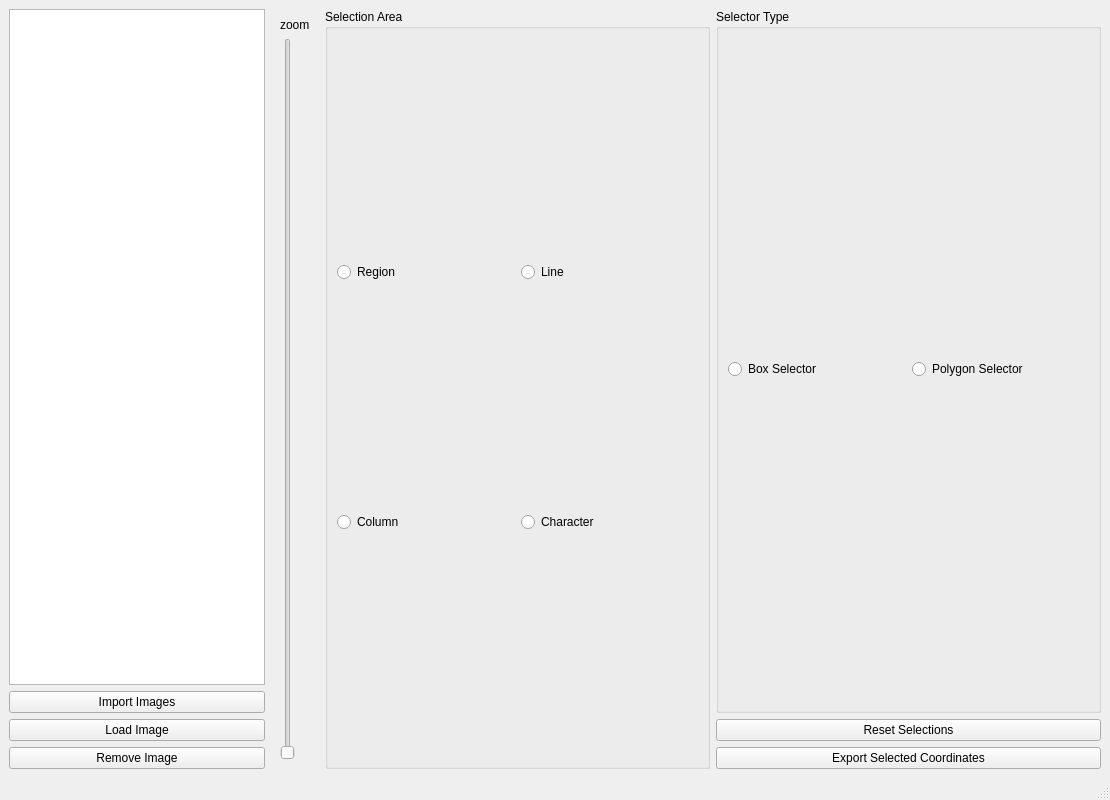
Above: pysesh/core/modules/preprocessing/annotator.ui from D-K-E/PySesh before the change. Below: the same form after it.
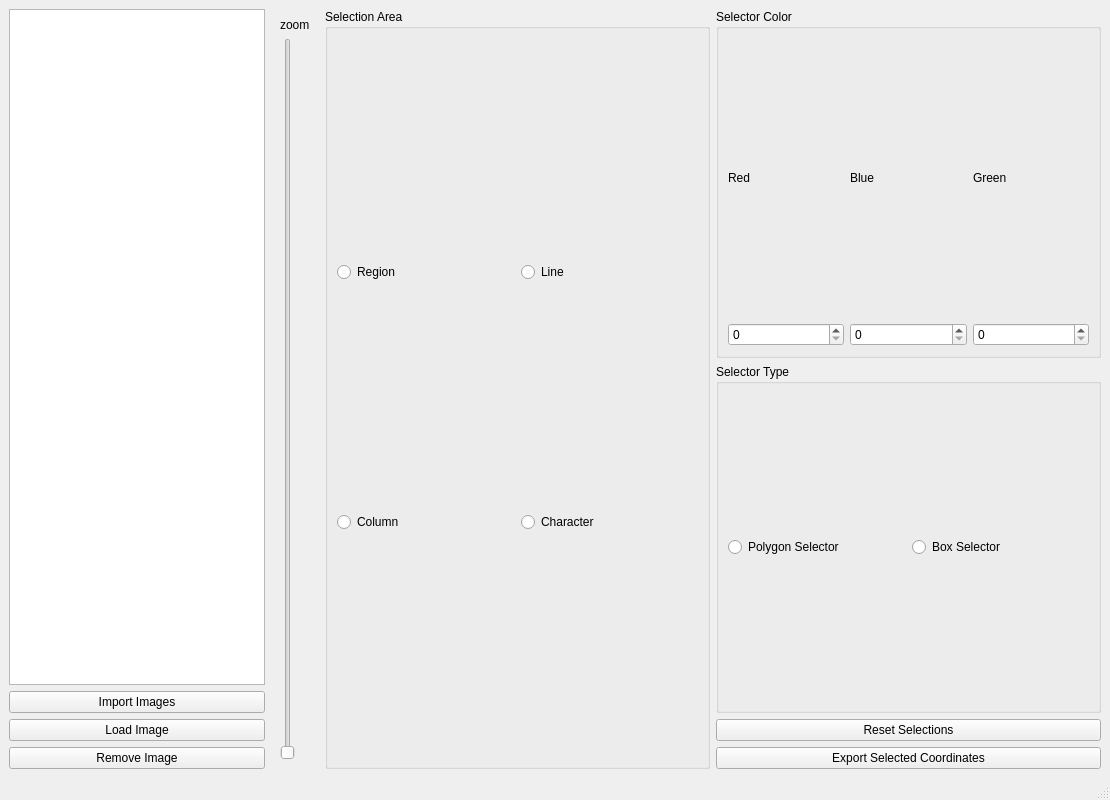
That is the form after the change.

What changed in the file:
```diff
--- a/pysesh/core/modules/preprocessing/annotator.ui
+++ b/pysesh/core/modules/preprocessing/annotator.ui
@@ -136,6 +136,69 @@
           </item>
           <item>
            <layout class="QVBoxLayout" name="verticalLayout_2">
+            <item>
+             <widget class="QGroupBox" name="SelectorColorWidget">
+              <property name="title">
+               <string>Selector Color</string>
+              </property>
+              <layout class="QHBoxLayout" name="horizontalLayout_4">
+               <item>
+                <layout class="QVBoxLayout" name="ColorRedBoxLayout">
+                 <item>
+                  <widget class="QLabel" name="ColorRedLabel">
+                   <property name="text">
+                    <string>Red</string>
+                   </property>
+                  </widget>
+                 </item>
+                 <item>
+                  <widget class="QSpinBox" name="ColorRedSBox">
+                   <property name="maximum">
+                    <number>255</number>
+                   </property>
+                  </widget>
+                 </item>
+                </layout>
+               </item>
+               <item>
+                <layout class="QVBoxLayout" name="ColorBlueLayout">
+                 <item>
+                  <widget class="QLabel" name="ColorBlueLabel">
+                   <property name="text">
+                    <string>Blue</string>
+                   </property>
+                  </widget>
+                 </item>
+                 <item>
+                  <widget class="QSpinBox" name="ColorBlueSBox">
+                   <property name="maximum">
+                    <number>255</number>
+                   </property>
+                  </widget>
+                 </item>
+                </layout>
+               </item>
+               <item>
+                <layout class="QVBoxLayout" name="ColorGreenLayout">
+                 <item>
+                  <widget class="QLabel" name="ColorGreenLabel">
+                   <property name="text">
+                    <string>Green</string>
+                   </property>
+                  </widget>
+                 </item>
+                 <item>
+                  <widget class="QSpinBox" name="ColorGreenSBox">
+                   <property name="maximum">
+                    <number>255</number>
+                   </property>
+                  </widget>
+                 </item>
+                </layout>
+               </item>
+              </layout>
+             </widget>
+            </item>
             <item>
              <widget class="QGroupBox" name="selectorTypes">
               <property name="title">
@@ -143,18 +206,26 @@
               </property>
               <layout class="QHBoxLayout" name="horizontalLayout_3">
                <item>
-                <widget class="QRadioButton" name="boxSelectorRButton">
-                 <property name="text">
-                  <string>Box Selector</string>
-                 </property>
-                </widget>
-               </item>
-               <item>
-                <widget class="QRadioButton" name="polygonSelectorRButton">
-                 <property name="text">
-                  <string>Polygon Selector</string>
-                 </property>
-                </widget>
+                <layout class="QVBoxLayout" name="verticalLayout">
+                 <item>
+                  <layout class="QHBoxLayout" name="horizontalLayout">
+                   <item>
+                    <widget class="QRadioButton" name="polygonSelectorRButton">
+                     <property name="text">
+                      <string>Polygon Selector</string>
+                     </property>
+                    </widget>
+                   </item>
+                   <item>
+                    <widget class="QRadioButton" name="boxSelectorRButton">
+                     <property name="text">
+                      <string>Box Selector</string>
+                     </property>
+                    </widget>
+                   </item>
+                  </layout>
+                 </item>
+                </layout>
                </item>
               </layout>
              </widget>
```
